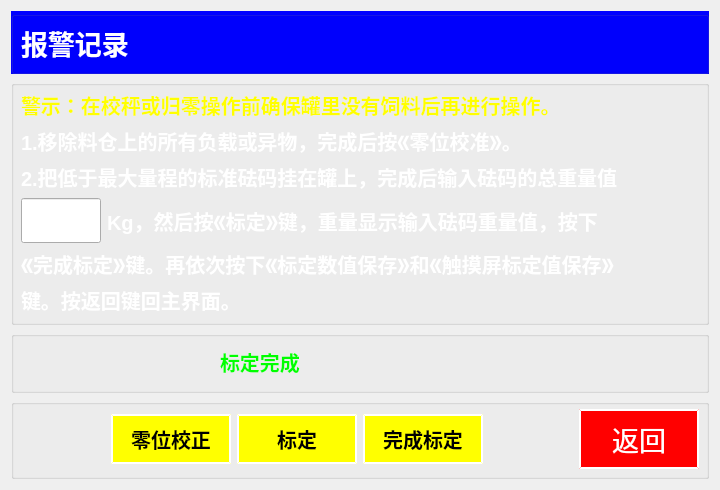
Above: chengyi_Qt4linux/form_standardization.ui from wsh01/batch-feeder before the change. Below: the same form after it.
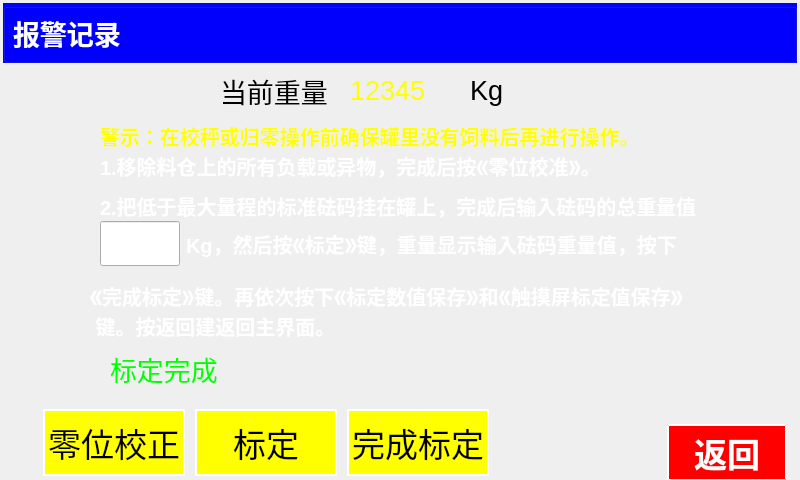
That is the form after the change. Custom widgets are drawn as their Qt base class.

```diff
--- a/chengyi_Qt4linux/form_standardization.ui
+++ b/chengyi_Qt4linux/form_standardization.ui
@@ -6,8 +6,8 @@
    <rect>
     <x>0</x>
     <y>0</y>
-    <width>720</width>
-    <height>490</height>
+    <width>800</width>
+    <height>480</height>
    </rect>
   </property>
   <property name="font">
@@ -20,9 +20,15 @@
   <property name="windowTitle">
    <string>Form</string>
   </property>
-  <layout class="QGridLayout" name="gridLayout_5">
-   <item row="0" column="0">
     <widget class="QGroupBox" name="groupBox">
+   <property name="geometry">
+    <rect>
+     <x>3</x>
+     <y>3</y>
+     <width>794</width>
+     <height>60</height>
+    </rect>
+   </property>
      <property name="styleSheet">
       <string notr="true">QGroupBox{ background-color:rgb(0, 0, 255);} 
 QGroupBox{ margin-top:0px;}
@@ -65,20 +71,202 @@
       </item>
      </layout>
     </widget>
-   </item>
-   <item row="1" column="0">
-    <widget class="QGroupBox" name="groupBox_3">
+  <widget class="QLabel" name="label_8">
+   <property name="geometry">
+    <rect>
+     <x>110</x>
+     <y>353</y>
+     <width>111</width>
+     <height>31</height>
+    </rect>
+   </property>
+   <property name="font">
+    <font>
+     <pointsize>20</pointsize>
+     <weight>50</weight>
+     <bold>false</bold>
+    </font>
+   </property>
      <property name="styleSheet">
-      <string notr="true">
-QGroupBox{ margin-top:0px;}
-QGroupBox:title {margin-top: 0px;}</string>
-     </property>
-     <property name="title">
-      <string/>
-     </property>
-     <layout class="QGridLayout" name="gridLayout_3">
-      <item row="0" column="0">
+    <string notr="true">QLabel{color:rgb(0, 255, 0);}</string>
+   </property>
+   <property name="text">
+    <string>标定完成</string>
+   </property>
+  </widget>
+  <widget class="QPushButton" name="pushButton">
+   <property name="geometry">
+    <rect>
+     <x>43</x>
+     <y>409</y>
+     <width>142</width>
+     <height>67</height>
+    </rect>
+   </property>
+   <property name="minimumSize">
+    <size>
+     <width>1</width>
+     <height>1</height>
+    </size>
+   </property>
+   <property name="maximumSize">
+    <size>
+     <width>1000</width>
+     <height>1000</height>
+    </size>
+   </property>
+   <property name="font">
+    <font>
+     <pointsize>25</pointsize>
+     <weight>50</weight>
+     <bold>false</bold>
+    </font>
+   </property>
+   <property name="styleSheet">
+    <string notr="true">QPushButton { background-color:rgb(255, 255, 0);} 
+QPushButton:hover { background-color: rgb(200, 200, 0); }
+QPushButton {color:rgb(0, 0, 0);
+                             border-style: outset;
+                           	border-width: 2px;
+	                         border-color: white;}
+</string>
+   </property>
+   <property name="text">
+    <string>零位校正</string>
+   </property>
+  </widget>
+  <widget class="QPushButton" name="pushButton_4">
+   <property name="geometry">
+    <rect>
+     <x>195</x>
+     <y>409</y>
+     <width>142</width>
+     <height>67</height>
+    </rect>
+   </property>
+   <property name="minimumSize">
+    <size>
+     <width>1</width>
+     <height>1</height>
+    </size>
+   </property>
+   <property name="maximumSize">
+    <size>
+     <width>1000</width>
+     <height>1000</height>
+    </size>
+   </property>
+   <property name="font">
+    <font>
+     <pointsize>25</pointsize>
+     <weight>50</weight>
+     <bold>false</bold>
+    </font>
+   </property>
+   <property name="styleSheet">
+    <string notr="true">QPushButton { background-color:rgb(255, 255, 0);} 
+QPushButton:hover { background-color: rgb(200, 200, 0); }
+QPushButton {color:rgb(0, 0, 0);
+                             border-style: outset;
+                           	border-width: 2px;
+	                         border-color: white;}
+</string>
+   </property>
+   <property name="text">
+    <string>标定</string>
+   </property>
+  </widget>
+  <widget class="QPushButton" name="pushButton_3">
+   <property name="geometry">
+    <rect>
+     <x>347</x>
+     <y>409</y>
+     <width>142</width>
+     <height>67</height>
+    </rect>
+   </property>
+   <property name="minimumSize">
+    <size>
+     <width>1</width>
+     <height>1</height>
+    </size>
+   </property>
+   <property name="maximumSize">
+    <size>
+     <width>1000</width>
+     <height>1000</height>
+    </size>
+   </property>
+   <property name="font">
+    <font>
+     <pointsize>25</pointsize>
+     <weight>50</weight>
+     <bold>false</bold>
+    </font>
+   </property>
+   <property name="styleSheet">
+    <string notr="true">QPushButton { background-color:rgb(255, 255, 0);} 
+QPushButton:hover { background-color: rgb(200, 200, 0); }
+QPushButton {color:rgb(0, 0, 0);
+                             border-style: outset;
+                           	border-width: 2px;
+	                         border-color: white;}
+</string>
+   </property>
+   <property name="text">
+    <string>完成标定</string>
+   </property>
+  </widget>
+  <widget class="QPushButton" name="btn_Return">
+   <property name="geometry">
+    <rect>
+     <x>667</x>
+     <y>424</y>
+     <width>120</width>
+     <height>57</height>
+    </rect>
+   </property>
+   <property name="minimumSize">
+    <size>
+     <width>1</width>
+     <height>1</height>
+    </size>
+   </property>
+   <property name="maximumSize">
+    <size>
+     <width>1000</width>
+     <height>1000</height>
+    </size>
+   </property>
+   <property name="font">
+    <font>
+     <pointsize>25</pointsize>
+     <weight>75</weight>
+     <bold>true</bold>
+    </font>
+   </property>
+   <property name="styleSheet">
+    <string notr="true">QPushButton { background-color:rgb(255, 0, 0);} 
+QPushButton:hover { background-color: rgb(255, 50, 0); }
+QPushButton {color:rgb(255, 255, 255);
+                             border-style: outset;
+                           	border-width: 2px;
+	                         border-color: white;}
+</string>
+   </property>
+   <property name="text">
+    <string>返回</string>
+   </property>
+  </widget>
        <widget class="QLabel" name="label_2">
+   <property name="geometry">
+    <rect>
+     <x>100</x>
+     <y>120</y>
+     <width>540</width>
+     <height>31</height>
+    </rect>
+   </property>
         <property name="font">
          <font>
           <pointsize>15</pointsize>
@@ -93,9 +281,15 @@
          <string>警示：在校秤或归零操作前确保罐里没有饲料后再进行操作。</string>
         </property>
        </widget>
-      </item>
-      <item row="1" column="0">
        <widget class="QLabel" name="label_3">
+   <property name="geometry">
+    <rect>
+     <x>100</x>
+     <y>150</y>
+     <width>516</width>
+     <height>31</height>
+    </rect>
+   </property>
         <property name="font">
          <font>
           <pointsize>15</pointsize>
@@ -110,9 +304,15 @@
          <string>1.移除料仓上的所有负载或异物，完成后按《零位校准》。</string>
         </property>
        </widget>
-      </item>
-      <item row="2" column="0">
        <widget class="QLabel" name="label_4">
+   <property name="geometry">
+    <rect>
+     <x>100</x>
+     <y>190</y>
+     <width>596</width>
+     <height>31</height>
+    </rect>
+   </property>
         <property name="font">
          <font>
           <pointsize>15</pointsize>
@@ -127,8 +327,15 @@
          <string>2.把低于最大量程的标准砝码挂在罐上，完成后输入砝码的总重量值</string>
         </property>
        </widget>
-      </item>
-      <item row="3" column="0">
+  <widget class="QWidget" name="">
+   <property name="geometry">
+    <rect>
+     <x>100</x>
+     <y>220</y>
+     <width>611</width>
+     <height>47</height>
+    </rect>
+   </property>
        <layout class="QHBoxLayout" name="horizontalLayout">
         <item>
          <widget class="myLineEdit" name="lineEdit">
@@ -171,9 +378,16 @@
          </widget>
         </item>
        </layout>
-      </item>
-      <item row="4" column="0">
+  </widget>
        <widget class="QLabel" name="label_6">
+   <property name="geometry">
+    <rect>
+     <x>90</x>
+     <y>280</y>
+     <width>640</width>
+     <height>31</height>
+    </rect>
+   </property>
         <property name="font">
          <font>
           <pointsize>15</pointsize>
@@ -188,9 +402,15 @@
          <string>《完成标定》键。再依次按下《标定数值保存》和《触摸屏标定值保存》</string>
         </property>
        </widget>
-      </item>
-      <item row="5" column="0">
        <widget class="QLabel" name="label_7">
+   <property name="geometry">
+    <rect>
+     <x>90</x>
+     <y>310</y>
+     <width>640</width>
+     <height>31</height>
+    </rect>
+   </property>
         <property name="font">
          <font>
           <pointsize>15</pointsize>
@@ -202,11 +422,79 @@
          <string notr="true">QLabel{color:rgb(255, 255, 255);}</string>
         </property>
         <property name="text">
-         <string>键。按返回键回主界面。</string>
-        </property>
-       </widget>
-      </item>
-     </layout>
+    <string> 键。按返回建返回主界面。</string>
+   </property>
+  </widget>
+  <widget class="QLabel" name="label_9">
+   <property name="geometry">
+    <rect>
+     <x>220</x>
+     <y>70</y>
+     <width>111</width>
+     <height>41</height>
+    </rect>
+   </property>
+   <property name="font">
+    <font>
+     <pointsize>20</pointsize>
+     <weight>50</weight>
+     <bold>false</bold>
+    </font>
+   </property>
+   <property name="text">
+    <string>当前重量</string>
+   </property>
+  </widget>
+  <widget class="QLabel" name="label_10">
+   <property name="geometry">
+    <rect>
+     <x>350</x>
+     <y>70</y>
+     <width>101</width>
+     <height>41</height>
+    </rect>
+   </property>
+   <property name="font">
+    <font>
+     <pointsize>20</pointsize>
+     <weight>50</weight>
+     <bold>false</bold>
+    </font>
+   </property>
+   <property name="styleSheet">
+    <string notr="true">QLabel{color:rgb(255, 255, 0);}</string>
+   </property>
+   <property name="text">
+    <string>12345</string>
+   </property>
+  </widget>
+  <widget class="QLabel" name="label_11">
+   <property name="geometry">
+    <rect>
+     <x>470</x>
+     <y>70</y>
+     <width>41</width>
+     <height>41</height>
+    </rect>
+   </property>
+   <property name="font">
+    <font>
+     <pointsize>20</pointsize>
+     <weight>50</weight>
+     <bold>false</bold>
+    </font>
+   </property>
+   <property name="text">
+    <string>Kg</string>
+   </property>
+  </widget>
+  <zorder>groupBox</zorder>
+  <zorder>label_8</zorder>
+  <zorder>pushButton</zorder>
+  <zorder>pushButton_4</zorder>
+  <zorder>pushButton_3</zorder>
+  <zorder>btn_Return</zorder>
+  <zorder>label_2</zorder>
      <zorder>label_3</zorder>
      <zorder>label_4</zorder>
      <zorder></zorder>
@@ -214,265 +502,9 @@
      <zorder>label_7</zorder>
      <zorder>label_2</zorder>
      <zorder>label_5</zorder>
-     <zorder>lineEdit</zorder>
-    </widget>
-   </item>
-   <item row="2" column="0">
-    <widget class="QGroupBox" name="groupBox_4">
-     <property name="styleSheet">
-      <string notr="true">
-QGroupBox{ margin-top:0px;}
-QGroupBox:title {margin-top: 0px;}</string>
-     </property>
-     <property name="title">
-      <string/>
-     </property>
-     <layout class="QGridLayout" name="gridLayout_4">
-      <item row="0" column="0">
-       <spacer name="horizontalSpacer_4">
-        <property name="orientation">
-         <enum>Qt::Horizontal</enum>
-        </property>
-        <property name="sizeHint" stdset="0">
-         <size>
-          <width>191</width>
-          <height>20</height>
-         </size>
-        </property>
-       </spacer>
-      </item>
-      <item row="0" column="1">
-       <widget class="QLabel" name="label_8">
-        <property name="font">
-         <font>
-          <pointsize>15</pointsize>
-          <weight>75</weight>
-          <bold>true</bold>
-         </font>
-        </property>
-        <property name="styleSheet">
-         <string notr="true">QLabel{color:rgb(0, 255, 0);}</string>
-        </property>
-        <property name="text">
-         <string>标定完成</string>
-        </property>
-       </widget>
-      </item>
-      <item row="0" column="2">
-       <spacer name="horizontalSpacer_5">
-        <property name="orientation">
-         <enum>Qt::Horizontal</enum>
-        </property>
-        <property name="sizeHint" stdset="0">
-         <size>
-          <width>191</width>
-          <height>20</height>
-         </size>
-        </property>
-       </spacer>
-      </item>
-      <item row="0" column="3">
-       <spacer name="horizontalSpacer_6">
-        <property name="orientation">
-         <enum>Qt::Horizontal</enum>
-        </property>
-        <property name="sizeHint" stdset="0">
-         <size>
-          <width>191</width>
-          <height>20</height>
-         </size>
-        </property>
-       </spacer>
-      </item>
-     </layout>
-    </widget>
-   </item>
-   <item row="3" column="0">
-    <widget class="QGroupBox" name="groupBox_2">
-     <property name="styleSheet">
-      <string notr="true">
-QGroupBox{ margin-top:0px;}
-QGroupBox:title {margin-top: 0px;}</string>
-     </property>
-     <property name="title">
-      <string/>
-     </property>
-     <layout class="QGridLayout" name="gridLayout_2">
-      <item row="0" column="0">
-       <spacer name="horizontalSpacer_2">
-        <property name="orientation">
-         <enum>Qt::Horizontal</enum>
-        </property>
-        <property name="sizeHint" stdset="0">
-         <size>
-          <width>82</width>
-          <height>20</height>
-         </size>
-        </property>
-       </spacer>
-      </item>
-      <item row="0" column="1">
-       <widget class="QPushButton" name="pushButton">
-        <property name="minimumSize">
-         <size>
-          <width>120</width>
-          <height>50</height>
-         </size>
-        </property>
-        <property name="maximumSize">
-         <size>
-          <width>120</width>
-          <height>50</height>
-         </size>
-        </property>
-        <property name="font">
-         <font>
-          <pointsize>15</pointsize>
-          <weight>75</weight>
-          <bold>true</bold>
-         </font>
-        </property>
-        <property name="styleSheet">
-         <string notr="true">QPushButton { background-color:rgb(255, 255, 0);} 
-QPushButton:hover { background-color: rgb(200, 200, 0); }
-QPushButton {color:rgb(0, 0, 0);
-                             border-style: outset;
-                           	border-width: 2px;
-	                         border-color: white;}
-</string>
-        </property>
-        <property name="text">
-         <string>零位校正</string>
-        </property>
-       </widget>
-      </item>
-      <item row="0" column="2">
-       <widget class="QPushButton" name="pushButton_4">
-        <property name="minimumSize">
-         <size>
-          <width>120</width>
-          <height>50</height>
-         </size>
-        </property>
-        <property name="maximumSize">
-         <size>
-          <width>120</width>
-          <height>50</height>
-         </size>
-        </property>
-        <property name="font">
-         <font>
-          <pointsize>15</pointsize>
-          <weight>75</weight>
-          <bold>true</bold>
-         </font>
-        </property>
-        <property name="styleSheet">
-         <string notr="true">QPushButton { background-color:rgb(255, 255, 0);} 
-QPushButton:hover { background-color: rgb(200, 200, 0); }
-QPushButton {color:rgb(0, 0, 0);
-                             border-style: outset;
-                           	border-width: 2px;
-	                         border-color: white;}
-</string>
-        </property>
-        <property name="text">
-         <string>标定</string>
-        </property>
-       </widget>
-      </item>
-      <item row="0" column="3">
-       <widget class="QPushButton" name="pushButton_3">
-        <property name="minimumSize">
-         <size>
-          <width>120</width>
-          <height>50</height>
-         </size>
-        </property>
-        <property name="maximumSize">
-         <size>
-          <width>120</width>
-          <height>50</height>
-         </size>
-        </property>
-        <property name="font">
-         <font>
-          <pointsize>15</pointsize>
-          <weight>75</weight>
-          <bold>true</bold>
-         </font>
-        </property>
-        <property name="styleSheet">
-         <string notr="true">QPushButton { background-color:rgb(255, 255, 0);} 
-QPushButton:hover { background-color: rgb(200, 200, 0); }
-QPushButton {color:rgb(0, 0, 0);
-                             border-style: outset;
-                           	border-width: 2px;
-	                         border-color: white;}
-</string>
-        </property>
-        <property name="text">
-         <string>完成标定</string>
-        </property>
-       </widget>
-      </item>
-      <item row="0" column="4">
-       <spacer name="horizontalSpacer">
-        <property name="orientation">
-         <enum>Qt::Horizontal</enum>
-        </property>
-        <property name="sizeHint" stdset="0">
-         <size>
-          <width>82</width>
-          <height>20</height>
-         </size>
-        </property>
-       </spacer>
-      </item>
-      <item row="0" column="5">
-       <widget class="QPushButton" name="btn_Return">
-        <property name="minimumSize">
-         <size>
-          <width>120</width>
-          <height>60</height>
-         </size>
-        </property>
-        <property name="maximumSize">
-         <size>
-          <width>120</width>
-          <height>60</height>
-         </size>
-        </property>
-        <property name="font">
-         <font>
-          <pointsize>20</pointsize>
-         </font>
-        </property>
-        <property name="styleSheet">
-         <string notr="true">QPushButton { background-color:rgb(255, 0, 0);} 
-QPushButton:hover { background-color: rgb(255, 50, 0); }
-QPushButton {color:rgb(255, 255, 255);
-                             border-style: outset;
-                           	border-width: 2px;
-	                         border-color: white;}
-</string>
-        </property>
-        <property name="text">
-         <string>返回</string>
-        </property>
-       </widget>
-      </item>
-     </layout>
-    </widget>
-   </item>
-  </layout>
-  <zorder>groupBox</zorder>
-  <zorder>pushButton_2</zorder>
-  <zorder>label_5</zorder>
-  <zorder>groupBox_2</zorder>
-  <zorder>pushButton_2</zorder>
-  <zorder>groupBox_3</zorder>
-  <zorder>groupBox_4</zorder>
+  <zorder>label_9</zorder>
+  <zorder>label_10</zorder>
+  <zorder>label_11</zorder>
  </widget>
  <customwidgets>
   <customwidget>
```
Left out of the diff: 1 changed line with no effect on the pictures. Lines whose indentation alone changed are shown as unchanged.
